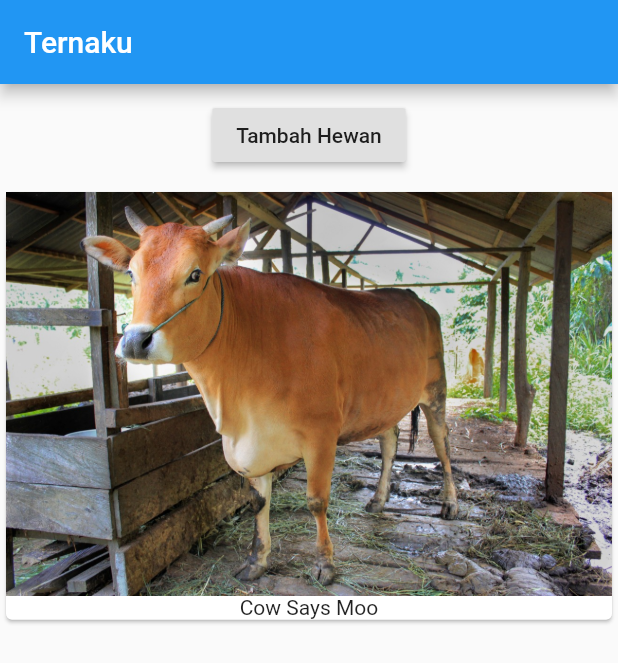
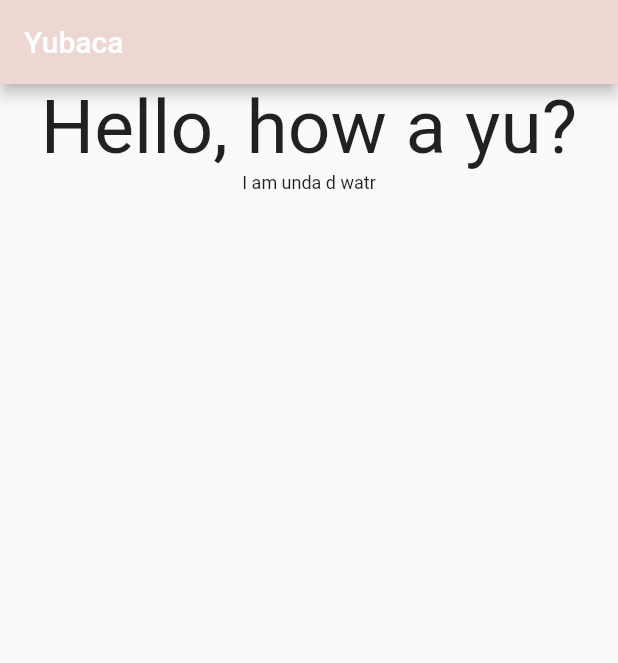
Before and after one commit to fullvelocity1/PSBO-Kel8, a Flutter app: the screen it shows after launch, on a phone screen of 412 x 824 dp. Shown: the top 663 px of the screen. Run offline on Flutter 3.47's test engine with Material 2 defaults, Android fonts, the phone set to English and light mode, and no system bars.

Commit message:
homepage try

```diff
--- /dev/null
+++ b/ternaku/lib/constants.dart
@@ -0,0 +1,3 @@
+import 'package:flutter/material.dart';
+
+const primaryColor = Color(0xFFEED6D3);
--- /dev/null
+++ b/ternaku/lib/daftarBuku.dart
@@ -0,0 +1,27 @@
+import 'package:flutter/material.dart';
+import 'package:ternaku/constants.dart';
+
+class DaftarBuku extends StatelessWidget {
+  @override
+  Widget build(BuildContext context) {
+    // TODO: implement build
+    return Scaffold(
+        appBar: AppBar(
+          backgroundColor: primaryColor,
+          title: Text('Yubaca'),
+        ),
+        body: Center(
+            child: Column(
+          children: <Widget>[
+            Text(
+              'Hello, how a yu?',
+              style: TextStyle(fontSize: 50),
+            ),
+            Text(
+              'I am unda d watr',
+              style: TextStyle(fontSize: 12),
+            )
+          ],
+        )));
+  }
+}
--- a/ternaku/lib/main.dart
+++ b/ternaku/lib/main.dart
@@ -1,5 +1,8 @@
 import 'package:flutter/material.dart';
 import './animal_manager.dart';
+import './home.dart';
+import './daftarBuku.dart';
+import './constants.dart';
 
 void main() => runApp(MyApp());
 
@@ -7,12 +10,8 @@ class MyApp extends StatelessWidget {
   @override
   Widget build(BuildContext context) {
     return MaterialApp(
-      home: Scaffold(
-        appBar: AppBar(
-          title: Text('Ternaku'),
-        ),
-        body: AnimalManager('Cow Says Moo'),
-      ),
+      home: DaftarBuku(),
+      theme: ThemeData(primaryColor: primaryColor),
     );
   }
 }
--- a/ternaku/pubspec.yaml
+++ b/ternaku/pubspec.yaml
@@ -57,8 +57,10 @@ flutter:
 
   # To add assets to your application, add an assets section, like this:
   assets:
-    - assets/sapi.jpeg
-  #   - images/a_dot_ham.jpeg
+    - assets/images/fiction_button.png
+    - assets/images/nonfiction_button.png
+    - assets/icons/fiction.png
+    - assets/icons/woman.png
 
   # An image asset can refer to one or more resolution-specific "variants", see
   # https://flutter.dev/assets-and-images/#resolution-aware
```
Also changed, not shown: ternaku/lib/Sections/fictionBooks.dart (added, +30 -0 lines), ternaku/lib/Sections/nonfictionBooks.dart (added, +32 -0 lines), ternaku/lib/home.dart (added, +30 -0 lines), ternaku/assets/icons/fiction.png (added), ternaku/assets/icons/woman.png (added), ternaku/assets/images/fiction_button.png (added), ternaku/assets/images/nonfiction_button.png (added), ternaku/lib/Items/Buku.dart (added).
